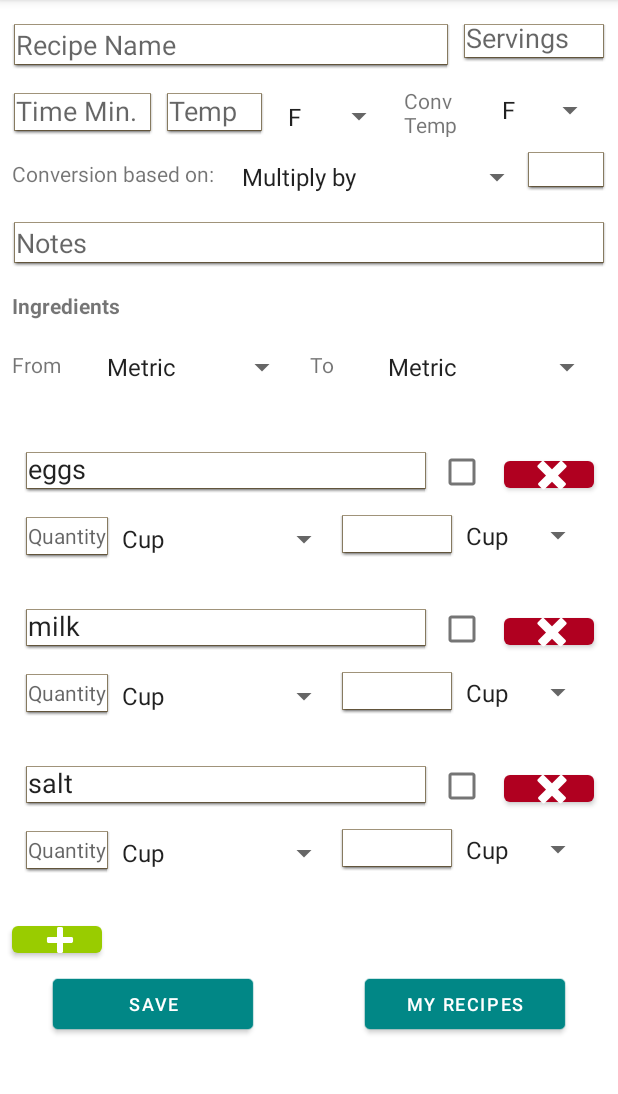
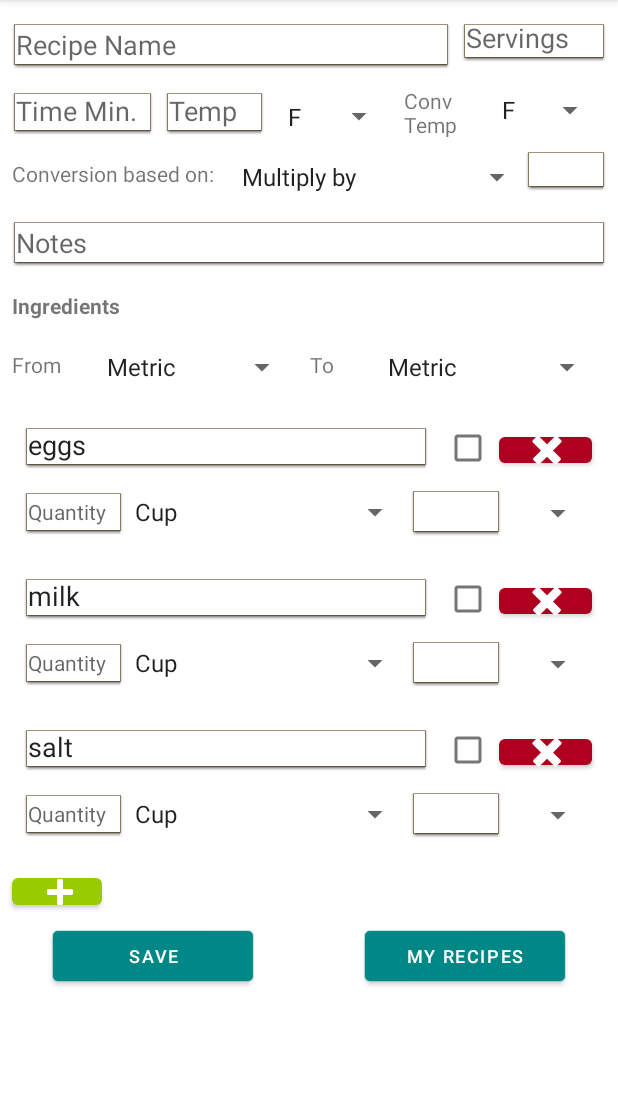
Before and after one commit to BeauMama/cobra_coding_app, an Android app: the RecipeActivity screen opened directly, with no data from a screen before it, on a phone screen of 412 x 824 dp, the part 84-1178 px from its top. Run offline under Robolectric (Android 15) with nearby library versions, the phone set to English and light mode, and no system bars; our stand-ins replace Room's generated code; 1 statement that could not run was skipped.

Commit message:
Update layout views. Add adapter for autocomplete textView.

```diff
--- a/app/src/main/java/com/example/application/ViewIngredientsAdapter.java
+++ b/app/src/main/java/com/example/application/ViewIngredientsAdapter.java
@@ -4,6 +4,7 @@ import android.view.LayoutInflater;
 import android.view.View;
 import android.view.ViewGroup;
 import android.widget.ArrayAdapter;
+import android.widget.AutoCompleteTextView;
 import android.widget.Button;
 import android.widget.TextView;
 
@@ -47,21 +48,23 @@ public class ViewIngredientsAdapter extends RecyclerView.Adapter<ViewIngredients
     }
 
     public class ViewHolder extends RecyclerView.ViewHolder implements View.OnClickListener {
-        private TextView testView;
+        private AutoCompleteTextView textView;
         private Button button;
         private DeleteButtonListener deleteButtonListener;
 
         public ViewHolder(@NonNull @NotNull View itemView, DeleteButtonListener deleteButtonListener) {
             super(itemView);
+            ArrayAdapter<String> adapter = new ArrayAdapter<String>(android.R.layout.simple_dropdown_item_1line, ingredientNames);
 
-            testView = itemView.findViewById(R.id.ingredentName2);
+            textView = itemView.findViewById(R.id.ingredentName2);
+            textView.setAdapter(adapter);
             button = itemView.findViewById(R.id.delete2);
 
             this.deleteButtonListener = deleteButtonListener;
             button.setOnClickListener(this);
         }
         public TextView getTestView() {
-            return testView;
+            return textView;
         }
 
         @Override
--- a/app/src/main/res/layout/activity_recipe.xml
+++ b/app/src/main/res/layout/activity_recipe.xml
@@ -264,13 +264,13 @@
  <androidx.recyclerview.widget.RecyclerView
      android:id="@+id/ingredientList"
      android:layout_width="match_parent"
-     android:layout_height="318dp"
+     android:layout_height="wrap_content"
      android:layout_marginStart="8dp"
      android:layout_marginLeft="8dp"
-     android:layout_marginTop="32dp"
+     android:layout_marginTop="16dp"
      android:layout_marginEnd="8dp"
      android:layout_marginRight="8dp"
-     android:layout_marginBottom="24dp"
+     android:layout_marginBottom="16dp"
      android:scrollbars="vertical"
      app:layout_constraintBottom_toTopOf="@+id/button7"
      app:layout_constraintEnd_toEndOf="parent"
--- a/app/src/main/res/layout/ingredientlist_row.xml
+++ b/app/src/main/res/layout/ingredientlist_row.xml
@@ -7,20 +7,22 @@
 
     <Spinner
         android:id="@+id/measurements3"
-        android:layout_width="153dp"
-        android:layout_height="29dp"
+        android:layout_width="0dp"
+        android:layout_height="25dp"
         android:layout_marginTop="16dp"
         android:layout_marginBottom="16dp"
         android:entries="@array/measurement"
         app:layout_constraintBottom_toBottomOf="parent"
         app:layout_constraintEnd_toStartOf="@+id/convQty2"
+        app:layout_constraintHorizontal_bias="0.521"
         app:layout_constraintStart_toEndOf="@+id/ingredentQuantity2"
-        app:layout_constraintTop_toBottomOf="@+id/ingredentName2" />
+        app:layout_constraintTop_toBottomOf="@+id/ingredentName2"
+        app:layout_constraintVertical_bias="0.0" />
 
     <Spinner
         android:id="@+id/measurements4"
-        android:layout_width="93dp"
-        android:layout_height="27dp"
+        android:layout_width="54dp"
+        android:layout_height="29dp"
         android:layout_marginTop="16dp"
         android:layout_marginEnd="8dp"
         android:layout_marginRight="8dp"
@@ -30,7 +32,7 @@
 
     <CheckBox
         android:id="@+id/checkBox2"
-        android:layout_width="29dp"
+        android:layout_width="37dp"
         android:layout_height="26dp"
         android:layout_marginStart="8dp"
         android:layout_marginLeft="8dp"
@@ -40,8 +42,8 @@
 
     <Button
         android:id="@+id/delete2"
-        android:layout_width="60dp"
-        android:layout_height="30dp"
+        android:layout_width="62dp"
+        android:layout_height="29dp"
         android:layout_marginTop="16dp"
         android:layout_marginEnd="8dp"
         android:layout_marginRight="8dp"
@@ -49,21 +51,23 @@
         app:backgroundTint="@color/design_default_color_error"
         app:icon="@android:drawable/ic_delete"
         app:layout_constraintEnd_toEndOf="parent"
+        app:layout_constraintStart_toEndOf="@+id/checkBox2"
         app:layout_constraintTop_toTopOf="parent" />
 
     <TextView
         android:id="@+id/convQty2"
-        android:layout_width="0dp"
-        android:layout_height="28dp"
+        android:layout_width="60dp"
+        android:layout_height="30dp"
         android:layout_marginTop="16dp"
+        android:layout_marginEnd="8dp"
+        android:layout_marginRight="8dp"
         android:background="@android:drawable/editbox_dropdown_light_frame"
         app:layout_constraintEnd_toStartOf="@+id/measurements4"
-        app:layout_constraintStart_toEndOf="@+id/measurements3"
         app:layout_constraintTop_toBottomOf="@+id/checkBox2" />
 
     <EditText
         android:id="@+id/ingredentQuantity2"
-        android:layout_width="0dp"
+        android:layout_width="66dp"
         android:layout_height="28dp"
         android:layout_marginStart="8dp"
         android:layout_marginLeft="8dp"
@@ -86,7 +90,7 @@
         android:autofillHints="Ingredent Name"
         android:background="@android:drawable/editbox_dropdown_light_frame"
         android:hint="@string/ingredent_name"
-        android:inputType="textAutoComplete"
+        android:inputType="textMultiLine"
         app:layout_constraintStart_toStartOf="parent"
         app:layout_constraintTop_toTopOf="parent" />
 </androidx.constraintlayout.widget.ConstraintLayout>
```
